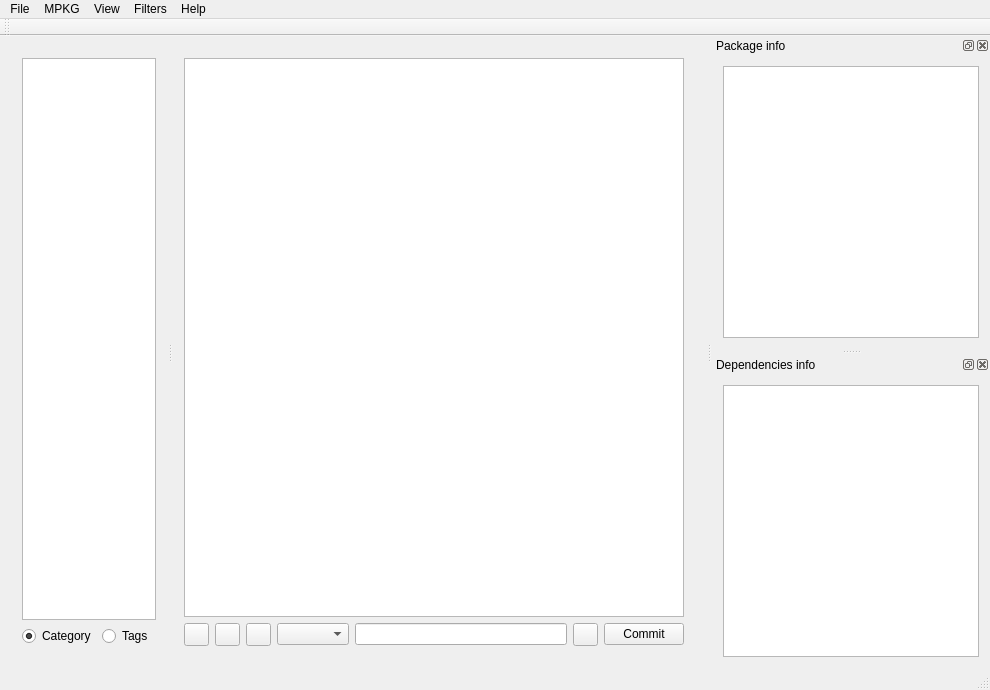
Qt form mainwindow.ui (Sergeyego/apackager) before a commit.
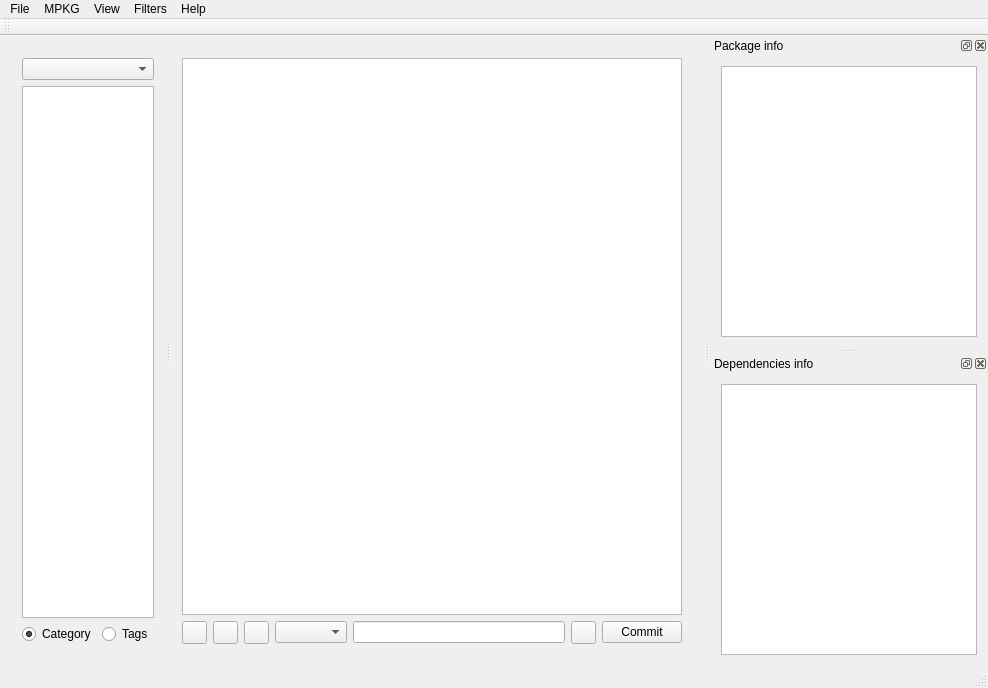
The same form after that commit. Icons and pictures are not drawn.

```diff
--- a/mainwindow.ui
+++ b/mainwindow.ui
@@ -6,8 +6,8 @@
    <rect>
     <x>0</x>
     <y>0</y>
-    <width>990</width>
-    <height>690</height>
+    <width>988</width>
+    <height>688</height>
    </rect>
   </property>
   <property name="windowTitle">
@@ -62,6 +62,9 @@
       </property>
       <widget class="QWidget" name="layoutWidget">
        <layout class="QVBoxLayout" name="verticalLayout_2">
+        <item>
+         <widget class="QComboBox" name="comboBoxDistr"/>
+        </item>
         <item>
          <widget class="QListView" name="tagView">
           <property name="iconSize">
@@ -276,8 +279,8 @@
     <rect>
      <x>0</x>
      <y>0</y>
-     <width>990</width>
-     <height>24</height>
+     <width>988</width>
+     <height>20</height>
     </rect>
    </property>
    <widget class="QMenu" name="menuMPKG">
```
Left out of the diff: 4 changed lines with no effect on the pictures.
